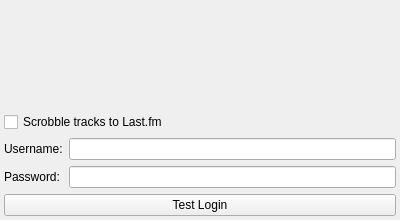
Above: src/accounts/lastfm/LastFmConfig.ui from tomahawk-player/tomahawk before the change. Below: the same form after it.
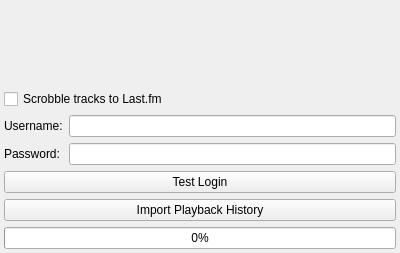
That is the form after the change. Icons and pictures are not drawn.

Commit message: * Allow to locally import Last.fm playback history. Works but needs discussion.

The edit to the form file:
```diff
--- a/src/accounts/lastfm/LastFmConfig.ui
+++ b/src/accounts/lastfm/LastFmConfig.ui
@@ -7,7 +7,7 @@
     <x>0</x>
     <y>0</y>
     <width>400</width>
-    <height>220</height>
+    <height>253</height>
    </rect>
   </property>
   <property name="windowTitle">
@@ -77,6 +77,20 @@
        </property>
       </widget>
      </item>
+     <item>
+      <widget class="QPushButton" name="importHistory">
+       <property name="text">
+        <string>Import Playback History</string>
+       </property>
+      </widget>
+     </item>
+     <item>
+      <widget class="QProgressBar" name="progressBar">
+       <property name="value">
+        <number>0</number>
+       </property>
+      </widget>
+     </item>
     </layout>
    </item>
   </layout>
```
The commit also changes 4 other files.
